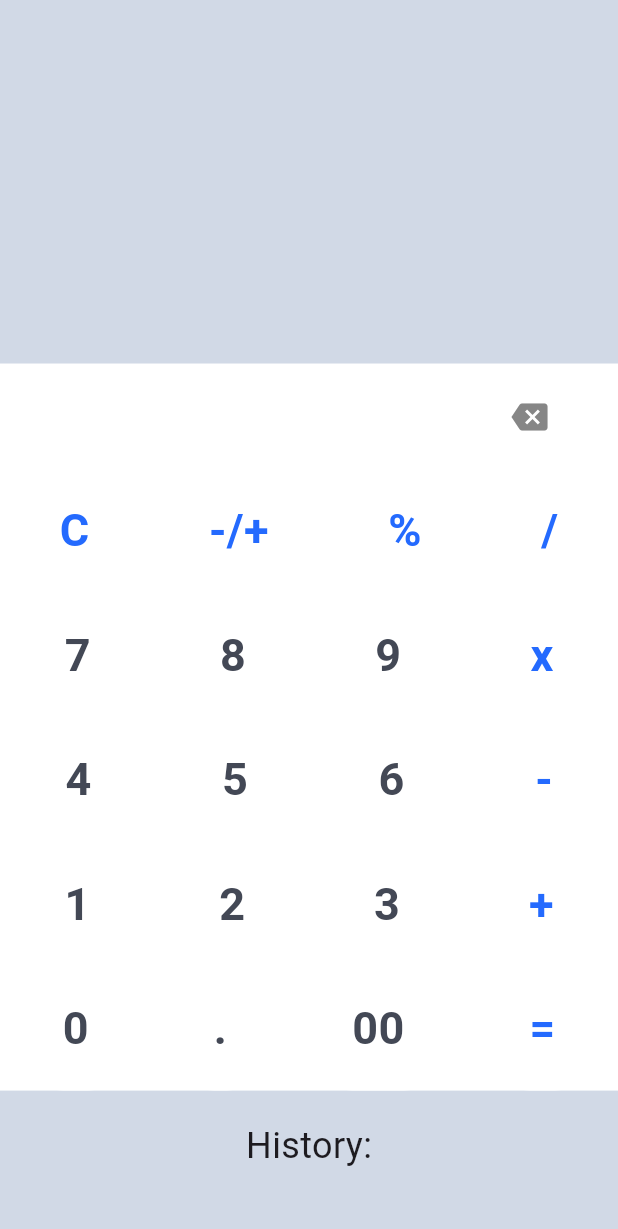
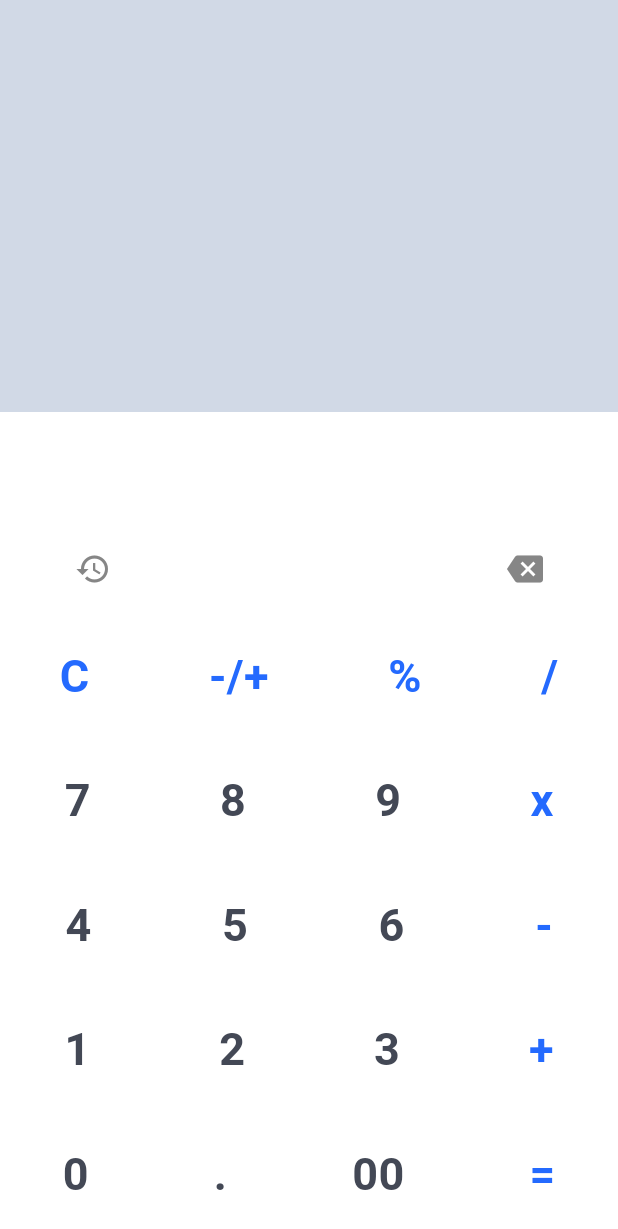
Before and after one commit to Clawwo/CalculatorApp-Flutter, a Flutter app: the screen it shows after launch, on a phone screen of 412 x 824 dp. Shown: the top 1229 px of the screen. Run offline on Flutter 3.47's test engine with Material 3 defaults, Android fonts, the light colour scheme and no system bars; our stand-ins replace get, math_expressions.

Commit message:
update history and UI calculator

```diff
--- a/lib/home_page.dart
+++ b/lib/home_page.dart
@@ -3,6 +3,7 @@ import 'package:calculator/config/colors.dart';
 import 'package:flutter/material.dart';
 import 'package:get/get.dart';
 import 'controller/calculator_controller.dart';
+import 'package:calculator/history_page.dart';
 
 class HomePage extends StatelessWidget {
   const HomePage({super.key});
@@ -59,13 +60,34 @@ class HomePage extends StatelessWidget {
                 child: Column(
                   mainAxisAlignment: MainAxisAlignment.end,
                   children: [
-                    Row(
-                      mainAxisAlignment: MainAxisAlignment.end,
+                    Padding(
+                      padding: EdgeInsets.symmetric(
+                          horizontal: 42), // Beri jarak dari tepi layar
+                      child: Row(
+                        mainAxisAlignment: MainAxisAlignment.spaceBetween,
                         children: [
-                        IconButton(
+                          SizedBox(
+                            width: 40, // Pastikan ukuran tetap agar sejajar
+                            height: 40,
+                            child: IconButton(
+                              onPressed: () {
+                                Get.to(() =>
+                                    HistoryPage()); // Navigasi ke halaman history
+                              },
+                              icon: Icon(
+                                Icons.history,
+                                color: lableColor,
+                              ),
+                            ),
+                          ),
+                          SizedBox(
+                            width: 40,
+                            height: 40,
+                            child: IconButton(
                               onPressed: () {
                                 calculatorController.inputValue.value =
-                                calculatorController.inputValue.value.substring(
+                                    calculatorController.inputValue.value
+                                        .substring(
                                             0,
                                             calculatorController
                                                     .inputValue.value.length -
@@ -76,8 +98,9 @@ class HomePage extends StatelessWidget {
                                 color: lableColor,
                               ),
                             ),
-                        const SizedBox(width: 35)
+                          ),
                         ],
+                      ),
                     ),
                     SizedBox(height: 10),
                     Column(
@@ -180,35 +203,7 @@ class HomePage extends StatelessWidget {
                   ],
                 ),
               ),
-            ),
-            Expanded(
-              flex: 2,
-              child: Container(
-                padding: EdgeInsets.all(20),
-                child: Column(
-                  children: [
-                    Text(
-                      'History:',
-                      style: TextStyle(fontSize: 24),
-                    ),
-                    SizedBox(height: 10),
-                    Expanded(
-                      child: Obx(
-                        () => ListView.builder(
-                          itemCount: calculatorController.historyList.length,
-                          itemBuilder: (context, index) {
-                            return Text(
-                              calculatorController.historyList[index],
-                              style: TextStyle(fontSize: 18),
-                            );
-                          },
-                        ),
-                      ),
-                    ),
-                  ],
-                ),
-              ),
-            ),
+            )
           ],
         ),
       ),
```
Also changed, not shown: lib/controller/calculator_controller.dart (+6 -14 lines), lib/history_page.dart (added, +65 -0 lines). Lines whose indentation alone changed are shown as unchanged.
